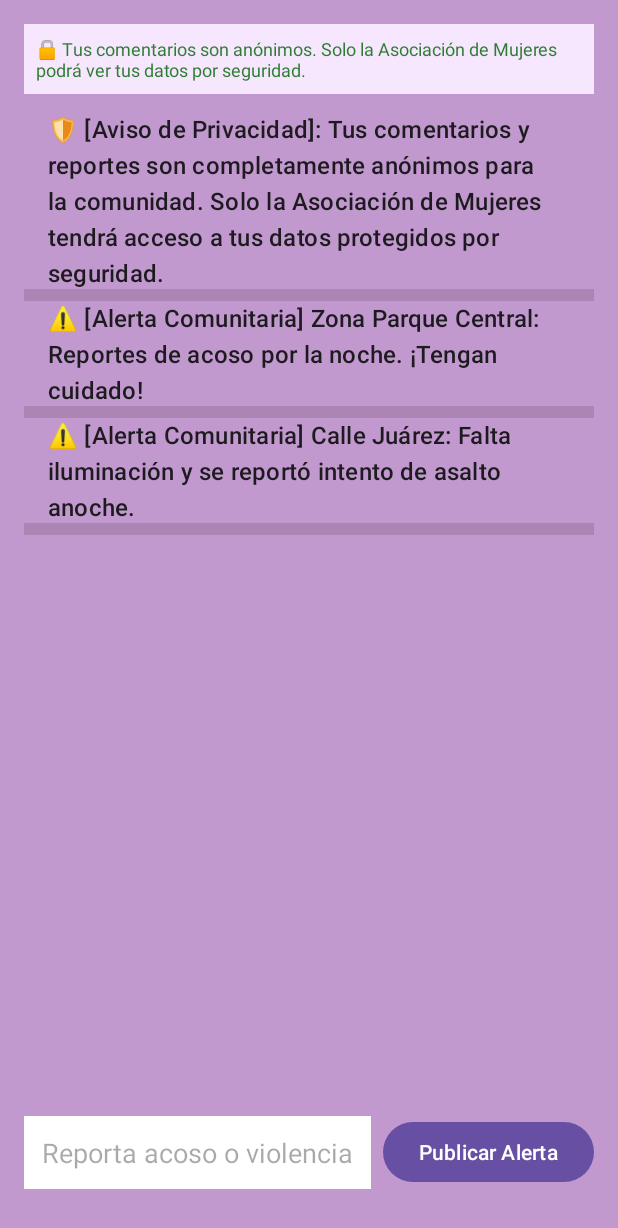
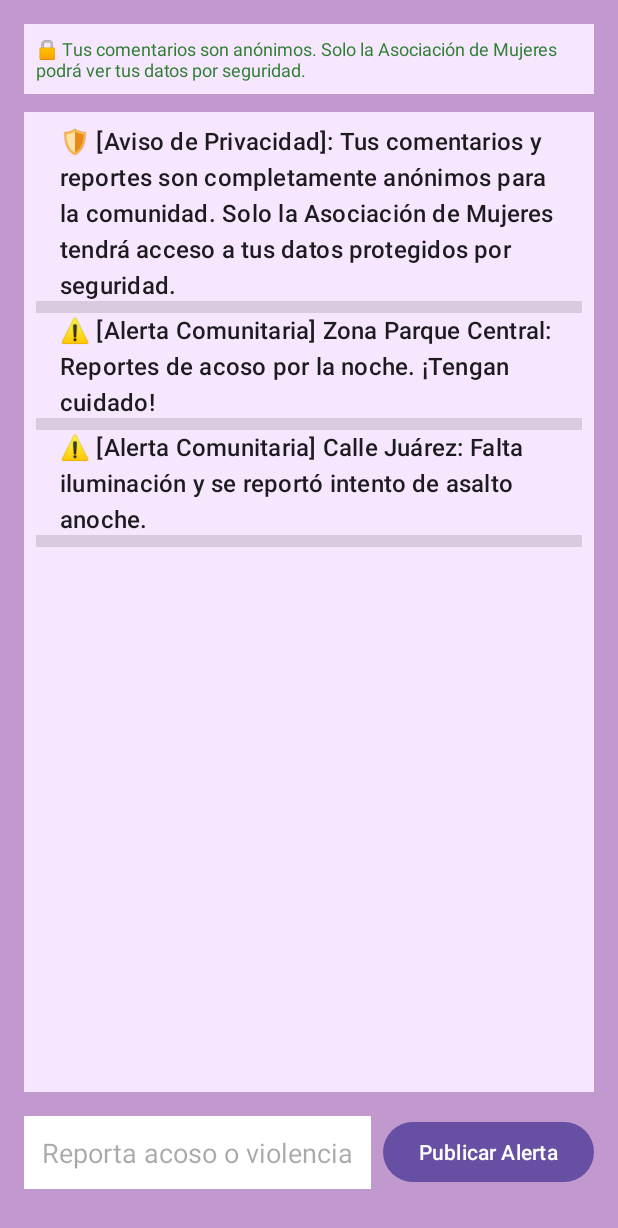
Before and after one commit to isma8-ai/App.Prevencion, an Android app: the chat screen opened directly, with no data from a screen before it, on a phone screen of 412 x 824 dp. Shown: the top 1228 px of the screen. Run offline under Robolectric (Android 15) with nearby library versions, the phone set to English and light mode, and no system bars; 1 statement that could not run was skipped.

Commit message:
Unificacion de contenedor lavanda en lista de activity_chat

```diff
--- a/app/src/main/res/layout/activity_chat.xml
+++ b/app/src/main/res/layout/activity_chat.xml
@@ -29,6 +29,8 @@
         android:layout_marginTop="12dp"
         android:dividerHeight="8dp"
         android:layout_marginBottom="16dp"
+        android:background="#F6E7FF"
+        android:padding="8dp"
         app:layout_constraintBottom_toTopOf="@id/etMessage"
         app:layout_constraintEnd_toEndOf="parent"
         app:layout_constraintStart_toStartOf="parent"
```
